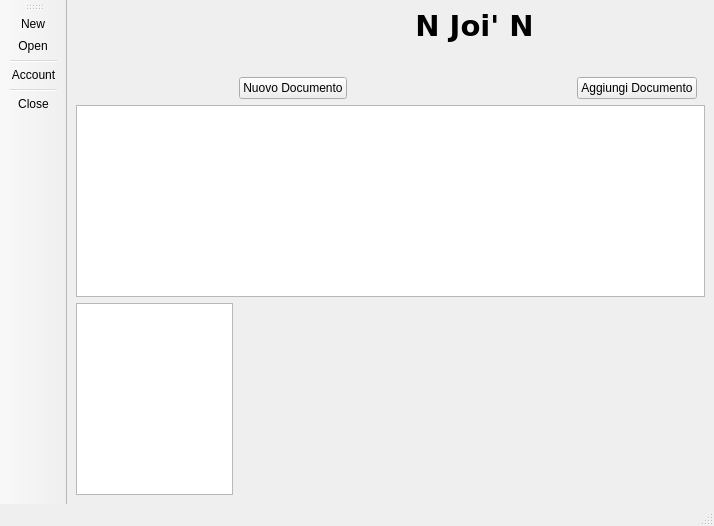
Before: the Qt Designer form Malnati_Client/mainwindow.ui in PDSEditor/NjoiN, drawn with Qt 5.
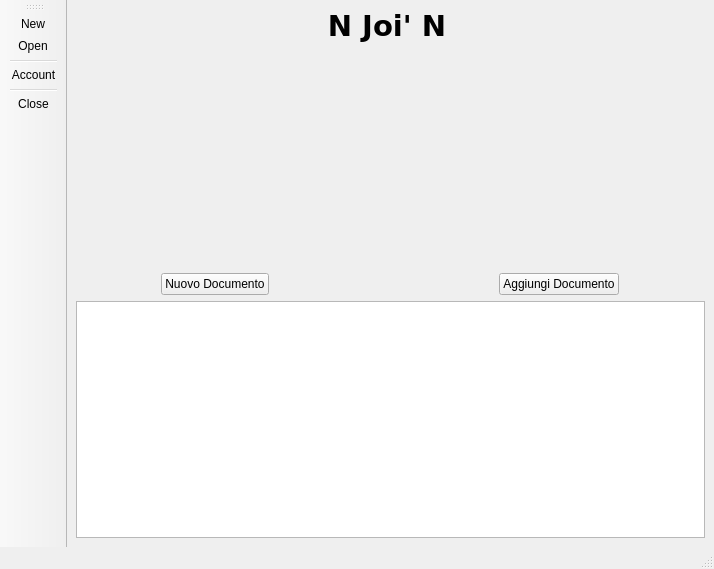
After: the same form once the commit is applied. Icons and pictures are not drawn.

Commit message: inserita nuova lista rappresentazione documenti basata su tree

```diff
--- a/Malnati_Client/mainwindow.ui
+++ b/Malnati_Client/mainwindow.ui
@@ -7,7 +7,7 @@
     <x>0</x>
     <y>0</y>
     <width>714</width>
-    <height>526</height>
+    <height>569</height>
    </rect>
   </property>
   <property name="sizePolicy">
@@ -26,14 +26,14 @@
   </property>
   <widget class="QWidget" name="centralwidget">
    <layout class="QGridLayout" name="gridLayout">
-    <item row="0" column="6" colspan="2">
-     <spacer name="horizontalSpacer_5">
+    <item row="2" column="6">
+     <spacer name="horizontalSpacer_2">
       <property name="orientation">
        <enum>Qt::Horizontal</enum>
       </property>
       <property name="sizeHint" stdset="0">
        <size>
-        <width>40</width>
+        <width>100</width>
         <height>20</height>
        </size>
       </property>
@@ -52,6 +52,16 @@
       </property>
      </spacer>
     </item>
+    <item row="2" column="4" colspan="2">
+     <widget class="QPushButton" name="pushButton_2">
+      <property name="enabled">
+       <bool>true</bool>
+      </property>
+      <property name="text">
+       <string>Aggiungi Documento</string>
+      </property>
+     </widget>
+    </item>
     <item row="0" column="0" colspan="2">
      <spacer name="horizontalSpacer_4">
       <property name="orientation">
@@ -65,56 +75,7 @@
       </property>
      </spacer>
     </item>
-    <item row="3" column="0" colspan="8">
-     <widget class="QListWidget" name="listWidget">
-      <property name="defaultDropAction">
-       <enum>Qt::LinkAction</enum>
-      </property>
-     </widget>
-    </item>
-    <item row="1" column="4">
-     <spacer name="verticalSpacer_2">
-      <property name="orientation">
-       <enum>Qt::Vertical</enum>
-      </property>
-      <property name="sizeType">
-       <enum>QSizePolicy::Fixed</enum>
-      </property>
-      <property name="sizeHint" stdset="0">
-       <size>
-        <width>218</width>
-        <height>20</height>
-       </size>
-      </property>
-     </spacer>
-    </item>
-    <item row="2" column="1" colspan="3">
-     <widget class="QPushButton" name="pushButton">
-      <property name="sizePolicy">
-       <sizepolicy hsizetype="Minimum" vsizetype="Fixed">
-        <horstretch>0</horstretch>
-        <verstretch>0</verstretch>
-       </sizepolicy>
-      </property>
-      <property name="text">
-       <string>Nuovo Documento</string>
-      </property>
-     </widget>
-    </item>
-    <item row="2" column="7">
-     <spacer name="horizontalSpacer_2">
-      <property name="orientation">
-       <enum>Qt::Horizontal</enum>
-      </property>
-      <property name="sizeHint" stdset="0">
-       <size>
-        <width>100</width>
-        <height>20</height>
-       </size>
-      </property>
-     </spacer>
-    </item>
-    <item row="0" column="3" colspan="3">
+    <item row="0" column="2" colspan="3">
      <widget class="QLabel" name="label">
       <property name="sizePolicy">
        <sizepolicy hsizetype="Expanding" vsizetype="Expanding">
@@ -150,30 +111,7 @@
       </property>
      </widget>
     </item>
-    <item row="2" column="5" colspan="2">
-     <widget class="QPushButton" name="pushButton_2">
-      <property name="enabled">
-       <bool>true</bool>
-      </property>
-      <property name="text">
-       <string>Aggiungi Documento</string>
-      </property>
-     </widget>
-    </item>
-    <item row="2" column="4">
-     <spacer name="horizontalSpacer_3">
-      <property name="orientation">
-       <enum>Qt::Horizontal</enum>
-      </property>
-      <property name="sizeHint" stdset="0">
-       <size>
-        <width>55</width>
-        <height>20</height>
-       </size>
-      </property>
-     </spacer>
-    </item>
-    <item row="4" column="0">
+    <item row="3" column="0" colspan="7">
      <widget class="QTreeView" name="treeView">
       <property name="defaultDropAction">
        <enum>Qt::CopyAction</enum>
@@ -183,6 +121,61 @@
       </attribute>
      </widget>
     </item>
+    <item row="1" column="3">
+     <spacer name="verticalSpacer_2">
+      <property name="orientation">
+       <enum>Qt::Vertical</enum>
+      </property>
+      <property name="sizeType">
+       <enum>QSizePolicy::Fixed</enum>
+      </property>
+      <property name="sizeHint" stdset="0">
+       <size>
+        <width>218</width>
+        <height>20</height>
+       </size>
+      </property>
+     </spacer>
+    </item>
+    <item row="2" column="1" colspan="2">
+     <widget class="QPushButton" name="pushButton">
+      <property name="sizePolicy">
+       <sizepolicy hsizetype="Minimum" vsizetype="Fixed">
+        <horstretch>0</horstretch>
+        <verstretch>0</verstretch>
+       </sizepolicy>
+      </property>
+      <property name="text">
+       <string>Nuovo Documento</string>
+      </property>
+     </widget>
+    </item>
+    <item row="2" column="3">
+     <spacer name="horizontalSpacer_3">
+      <property name="orientation">
+       <enum>Qt::Horizontal</enum>
+      </property>
+      <property name="sizeHint" stdset="0">
+       <size>
+        <width>55</width>
+        <height>20</height>
+       </size>
+      </property>
+     </spacer>
+    </item>
+    <item row="0" column="5" colspan="2">
+     <spacer name="horizontalSpacer_5">
+      <property name="orientation">
+       <enum>Qt::Horizontal</enum>
+      </property>
+      <property name="sizeHint" stdset="0">
+       <size>
+        <width>40</width>
+        <height>20</height>
+       </size>
+      </property>
+     </spacer>
+    </item>
    </layout>
   </widget>
   <widget class="QMenuBar" name="menubar">
```
The commit also changes 1 other file.
